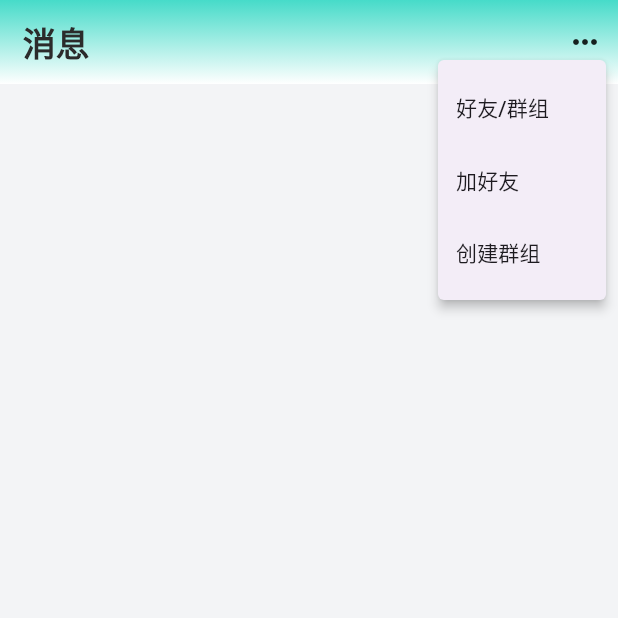
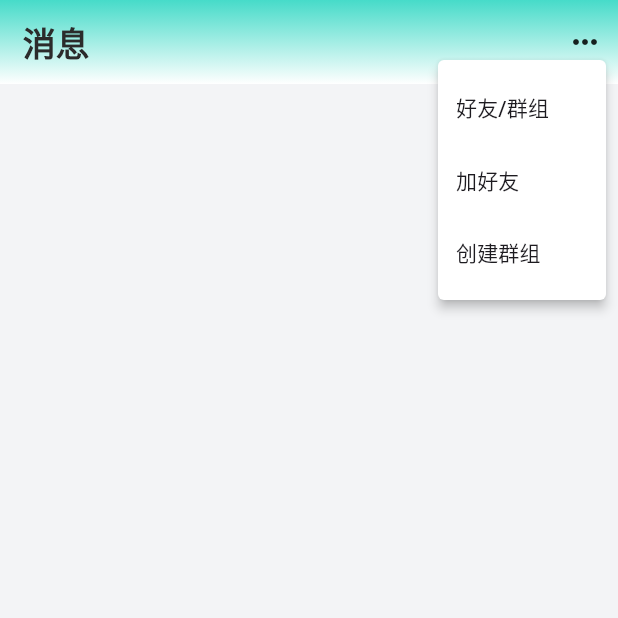
Before and after one commit to IHLZH/jiayuan, a Flutter app: the ConversationPage screen opened by its route, after a tap on the "keyboard control" icon, on a phone screen of 412 x 824 dp, the top half of it. Run offline on Flutter 3.47's test engine with Material 3 defaults, Android fonts, the phone set to English and light mode, and no system bars; drawn by our look-alikes of oktoast, pull_to_refresh; our stand-ins replace cached_network_image, cookie_jar, dio, dio_cookie_manager, dotted_border, fl_chart and 8 more; missing offline and left inert: amap_flutter_base, amap_flutter_location, amap_flutter_map, city_pickers, dart:ffi, flustars and 2 more; accounts and stored records are empty.

```diff
--- a/lib/page/chat_page/conversation_page.dart
+++ b/lib/page/chat_page/conversation_page.dart
@@ -106,6 +106,8 @@ class _ConversationPageState extends State<ConversationPage>{
                                     child: Text('创建群组'),
                                   ),
                                 ],
+                                color: Colors.white,
+                                popUpAnimationStyle: AnimationStyle.noAnimation
                               );
 
                               if (result != null) {
```
